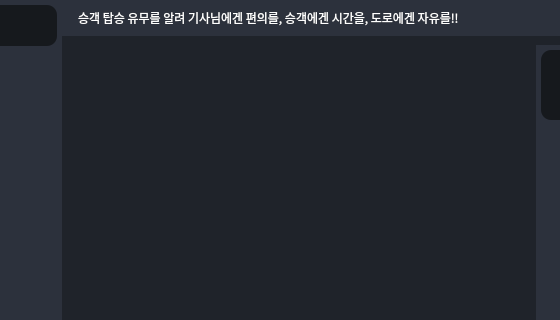
The window that interface.ui (PKNU-IOT3/bustop_PyQT) describes before a commit, drawn with Qt 5; both pictures show x 286 to 846 and y 0 to 320 of the 1031 by 646 pixel window.
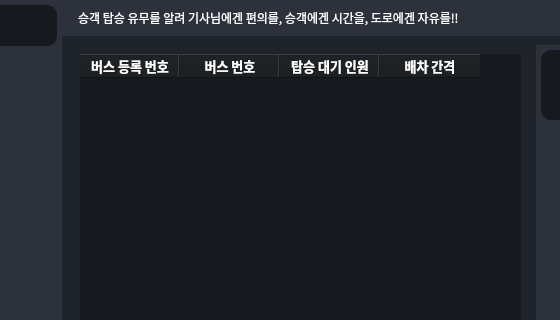
The same window after the commit. Icons and pictures are not drawn.

```diff
--- a/interface.ui
+++ b/interface.ui
@@ -769,7 +769,150 @@
            <widget class="QWidget" name="mainContentsContainer" native="true">
             <layout class="QVBoxLayout" name="verticalLayout_15">
              <item>
-              <widget class="QTableWidget" name="BusInfor"/>
+              <widget class="QTableWidget" name="BusInfor">
+               <property name="font">
+                <font>
+                 <pointsize>9</pointsize>
+                </font>
+               </property>
+               <property name="styleSheet">
+                <string notr="true">background-color: #16191d;</string>
+               </property>
+               <property name="sizeAdjustPolicy">
+                <enum>QAbstractScrollArea::AdjustIgnored</enum>
+               </property>
+               <property name="dragEnabled">
+                <bool>true</bool>
+               </property>
+               <property name="selectionMode">
+                <enum>QAbstractItemView::SingleSelection</enum>
+               </property>
+               <property name="verticalScrollMode">
+                <enum>QAbstractItemView::ScrollPerPixel</enum>
+               </property>
+               <property name="horizontalScrollMode">
+                <enum>QAbstractItemView::ScrollPerPixel</enum>
+               </property>
+               <property name="showGrid">
+                <bool>true</bool>
+               </property>
+               <property name="gridStyle">
+                <enum>Qt::CustomDashLine</enum>
+               </property>
+               <property name="sortingEnabled">
+                <bool>false</bool>
+               </property>
+               <property name="rowCount">
+                <number>0</number>
+               </property>
+               <property name="columnCount">
+                <number>4</number>
+               </property>
+               <attribute name="verticalHeaderVisible">
+                <bool>false</bool>
+               </attribute>
+               <column>
+                <property name="text">
+                 <string>버스 등록 번호</string>
+                </property>
+                <property name="font">
+                 <font>
+                  <family>나눔고딕</family>
+                  <pointsize>10</pointsize>
+                  <weight>75</weight>
+                  <bold>true</bold>
+                 </font>
+                </property>
+                <property name="textAlignment">
+                 <set>AlignCenter</set>
+                </property>
+                <property name="background">
+                 <color>
+                  <red>255</red>
+                  <green>255</green>
+                  <blue>255</blue>
+                 </color>
+                </property>
+               </column>
+               <column>
+                <property name="text">
+                 <string>버스 번호</string>
+                </property>
+                <property name="font">
+                 <font>
+                  <family>나눔고딕</family>
+                  <pointsize>10</pointsize>
+                  <weight>75</weight>
+                  <bold>true</bold>
+                 </font>
+                </property>
+                <property name="textAlignment">
+                 <set>AlignCenter</set>
+                </property>
+                <property name="background">
+                 <color>
+                  <red>255</red>
+                  <green>255</green>
+                  <blue>255</blue>
+                 </color>
+                </property>
+               </column>
+               <column>
+                <property name="text">
+                 <string>탑승 대기 인원</string>
+                </property>
+                <property name="font">
+                 <font>
+                  <family>나눔고딕</family>
+                  <pointsize>10</pointsize>
+                  <weight>75</weight>
+                  <bold>true</bold>
+                 </font>
+                </property>
+                <property name="textAlignment">
+                 <set>AlignCenter</set>
+                </property>
+                <property name="background">
+                 <color>
+                  <red>255</red>
+                  <green>255</green>
+                  <blue>255</blue>
+                 </color>
+                </property>
+               </column>
+               <column>
+                <property name="text">
+                 <string>배차 간격</string>
+                </property>
+                <property name="font">
+                 <font>
+                  <family>나눔고딕</family>
+                  <pointsize>10</pointsize>
+                  <weight>75</weight>
+                  <bold>true</bold>
+                 </font>
+                </property>
+                <property name="textAlignment">
+                 <set>AlignCenter</set>
+                </property>
+                <property name="background">
+                 <color>
+                  <red>255</red>
+                  <green>255</green>
+                  <blue>255</blue>
+                 </color>
+                </property>
+                <property name="foreground">
+                 <brush brushstyle="NoBrush">
+                  <color alpha="255">
+                   <red>0</red>
+                   <green>0</green>
+                   <blue>0</blue>
+                  </color>
+                 </brush>
+                </property>
+               </column>
+              </widget>
              </item>
             </layout>
            </widget>
```
